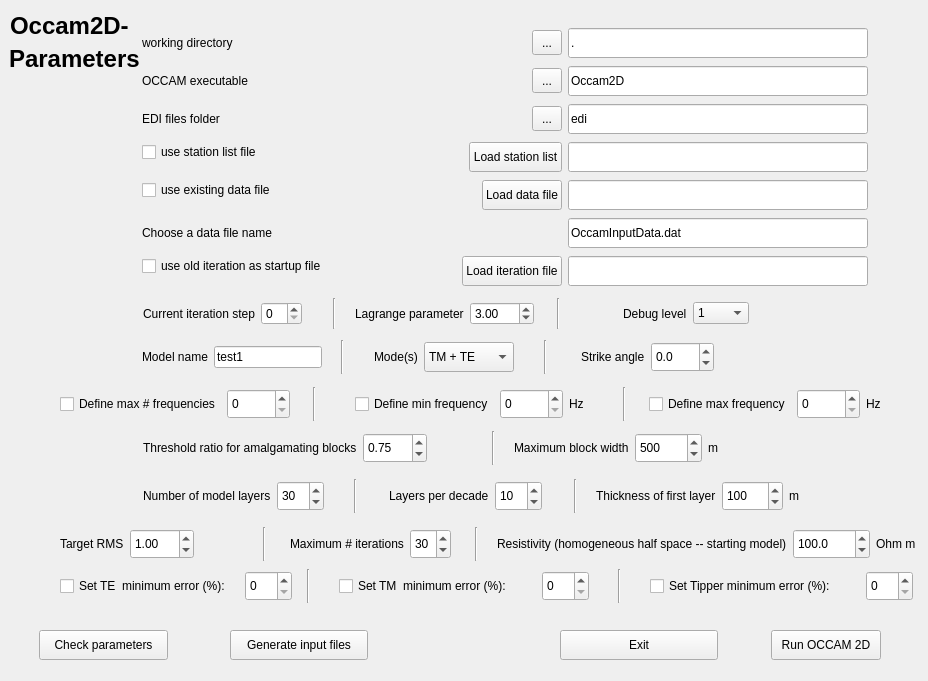
Before: the Qt Designer form mtpy/utils/gui/occam2d/v1/fifthgui.ui in MTgeophysics/mtpy, drawn with Qt 5.
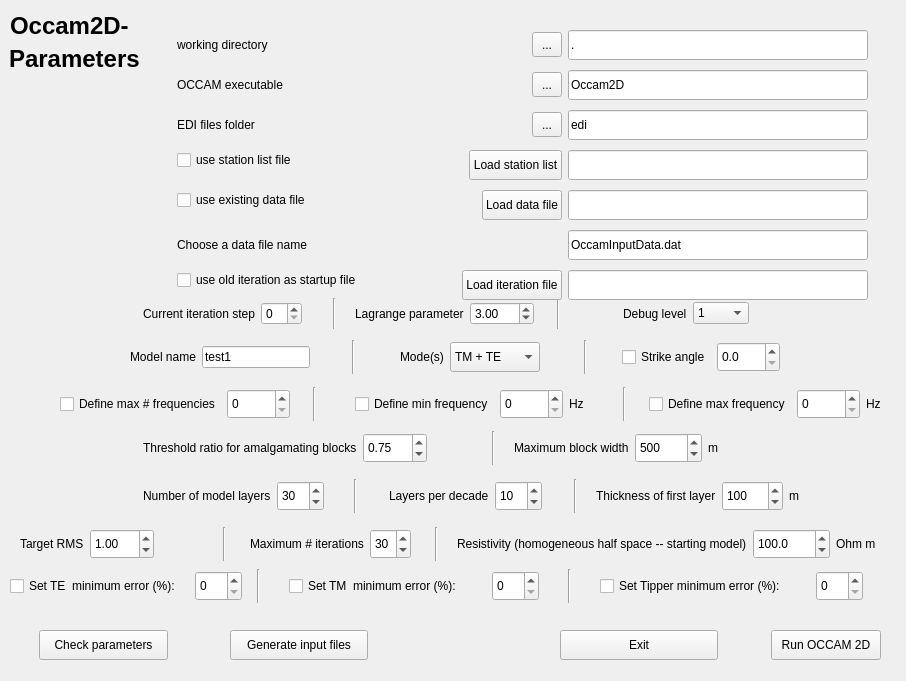
After: the same form once the commit is applied.

Commit message: occam gui: updated, included "strike" check box

```diff
--- a/mtpy/utils/gui/occam2d/v1/fifthgui.ui
+++ b/mtpy/utils/gui/occam2d/v1/fifthgui.ui
@@ -6,7 +6,7 @@
    <rect>
     <x>0</x>
     <y>0</y>
-    <width>928</width>
+    <width>906</width>
     <height>681</height>
    </rect>
   </property>
@@ -176,13 +176,16 @@
   <widget class="QWidget" name="layoutWidget">
    <property name="geometry">
     <rect>
-     <x>142</x>
+     <x>177</x>
      <y>26</y>
-     <width>726</width>
-     <height>262</height>
+     <width>691</width>
+     <height>285</height>
     </rect>
    </property>
    <layout class="QFormLayout" name="formLayout_9">
+    <property name="fieldGrowthPolicy">
+     <enum>QFormLayout::AllNonFixedFieldsGrow</enum>
+    </property>
     <item row="0" column="0">
      <layout class="QHBoxLayout" name="horizontalLayout_8">
       <item>
@@ -1259,7 +1262,7 @@
   <widget class="QWidget" name="layoutWidget">
    <property name="geometry">
     <rect>
-     <x>60</x>
+     <x>10</x>
      <y>569</y>
      <width>876</width>
      <height>34</height>
@@ -1545,7 +1548,7 @@
   <widget class="QWidget" name="layoutWidget">
    <property name="geometry">
     <rect>
-     <x>60</x>
+     <x>20</x>
      <y>527</y>
      <width>856</width>
      <height>34</height>
@@ -1933,263 +1936,6 @@
     </item>
    </layout>
   </widget>
-  <widget class="QWidget" name="layoutWidget">
-   <property name="geometry">
-    <rect>
-     <x>142</x>
-     <y>340</y>
-     <width>599</width>
-     <height>34</height>
-    </rect>
-   </property>
-   <layout class="QHBoxLayout" name="horizontalLayout_29">
-    <item>
-     <layout class="QHBoxLayout" name="horizontalLayout_17">
-      <item>
-       <widget class="QLabel" name="label_7">
-        <property name="text">
-         <string>Model name</string>
-        </property>
-       </widget>
-      </item>
-      <item>
-       <widget class="QLineEdit" name="lineEdit_modelname">
-        <property name="sizePolicy">
-         <sizepolicy hsizetype="MinimumExpanding" vsizetype="Fixed">
-          <horstretch>0</horstretch>
-          <verstretch>0</verstretch>
-         </sizepolicy>
-        </property>
-        <property name="text">
-         <string>test1</string>
-        </property>
-       </widget>
-      </item>
-      <item>
-       <spacer name="horizontalSpacer_25">
-        <property name="orientation">
-         <enum>Qt::Horizontal</enum>
-        </property>
-        <property name="sizeHint" stdset="0">
-         <size>
-          <width>13</width>
-          <height>20</height>
-         </size>
-        </property>
-       </spacer>
-      </item>
-     </layout>
-    </item>
-    <item>
-     <widget class="Line" name="line_10">
-      <property name="orientation">
-       <enum>Qt::Vertical</enum>
-      </property>
-     </widget>
-    </item>
-    <item>
-     <layout class="QHBoxLayout" name="horizontalLayout_21">
-      <item>
-       <spacer name="horizontalSpacer_8">
-        <property name="orientation">
-         <enum>Qt::Horizontal</enum>
-        </property>
-        <property name="sizeHint" stdset="0">
-         <size>
-          <width>17</width>
-          <height>20</height>
-         </size>
-        </property>
-       </spacer>
-      </item>
-      <item>
-       <widget class="QLabel" name="label_8">
-        <property name="sizePolicy">
-         <sizepolicy hsizetype="MinimumExpanding" vsizetype="Preferred">
-          <horstretch>0</horstretch>
-          <verstretch>0</verstretch>
-         </sizepolicy>
-        </property>
-        <property name="maximumSize">
-         <size>
-          <width>50</width>
-          <height>16777215</height>
-         </size>
-        </property>
-        <property name="text">
-         <string>Mode(s)</string>
-        </property>
-        <property name="alignment">
-         <set>Qt::AlignLeading|Qt::AlignLeft|Qt::AlignVCenter</set>
-        </property>
-       </widget>
-      </item>
-      <item>
-       <widget class="QComboBox" name="comboBox_mode">
-        <property name="enabled">
-         <bool>true</bool>
-        </property>
-        <property name="sizePolicy">
-         <sizepolicy hsizetype="Preferred" vsizetype="MinimumExpanding">
-          <horstretch>0</horstretch>
-          <verstretch>0</verstretch>
-         </sizepolicy>
-        </property>
-        <property name="minimumSize">
-         <size>
-          <width>90</width>
-          <height>25</height>
-         </size>
-        </property>
-        <property name="maximumSize">
-         <size>
-          <width>16777215</width>
-          <height>30</height>
-         </size>
-        </property>
-        <property name="frame">
-         <bool>true</bool>
-        </property>
-        <item>
-         <property name="text">
-          <string>TM + TE</string>
-         </property>
-        </item>
-        <item>
-         <property name="text">
-          <string>TM</string>
-         </property>
-        </item>
-        <item>
-         <property name="text">
-          <string>TE</string>
-         </property>
-        </item>
-        <item>
-         <property name="text">
-          <string>Tipper</string>
-         </property>
-        </item>
-        <item>
-         <property name="text">
-          <string>All</string>
-         </property>
-        </item>
-       </widget>
-      </item>
-      <item>
-       <spacer name="horizontalSpacer_26">
-        <property name="orientation">
-         <enum>Qt::Horizontal</enum>
-        </property>
-        <property name="sizeHint" stdset="0">
-         <size>
-          <width>13</width>
-          <height>20</height>
-         </size>
-        </property>
-       </spacer>
-      </item>
-     </layout>
-    </item>
-    <item>
-     <widget class="Line" name="line_11">
-      <property name="orientation">
-       <enum>Qt::Vertical</enum>
-      </property>
-     </widget>
-    </item>
-    <item>
-     <layout class="QHBoxLayout" name="horizontalLayout_28">
-      <item>
-       <spacer name="horizontalSpacer_28">
-        <property name="orientation">
-         <enum>Qt::Horizontal</enum>
-        </property>
-        <property name="sizeHint" stdset="0">
-         <size>
-          <width>13</width>
-          <height>20</height>
-         </size>
-        </property>
-       </spacer>
-      </item>
-      <item>
-       <widget class="QLabel" name="label_23">
-        <property name="frameShape">
-         <enum>QFrame::NoFrame</enum>
-        </property>
-        <property name="frameShadow">
-         <enum>QFrame::Plain</enum>
-        </property>
-        <property name="text">
-         <string>Strike angle</string>
-        </property>
-        <property name="alignment">
-         <set>Qt::AlignLeading|Qt::AlignLeft|Qt::AlignVCenter</set>
-        </property>
-        <property name="indent">
-         <number>0</number>
-        </property>
-        <property name="buddy">
-         <cstring>doubleSpinBox_strike</cstring>
-        </property>
-       </widget>
-      </item>
-      <item>
-       <widget class="QDoubleSpinBox" name="doubleSpinBox_strike">
-        <property name="sizePolicy">
-         <sizepolicy hsizetype="Minimum" vsizetype="Fixed">
-          <horstretch>0</horstretch>
-          <verstretch>0</verstretch>
-         </sizepolicy>
-        </property>
-        <property name="minimumSize">
-         <size>
-          <width>63</width>
-          <height>30</height>
-         </size>
-        </property>
-        <property name="maximumSize">
-         <size>
-          <width>16777215</width>
-          <height>30</height>
-         </size>
-        </property>
-        <property name="alignment">
-         <set>Qt::AlignLeading|Qt::AlignLeft|Qt::AlignVCenter</set>
-        </property>
-        <property name="decimals">
-         <number>1</number>
-        </property>
-        <property name="minimum">
-         <double>-180.000000000000000</double>
-        </property>
-        <property name="maximum">
-         <double>360.000000000000000</double>
-        </property>
-        <property name="singleStep">
-         <double>1.000000000000000</double>
-        </property>
-       </widget>
-      </item>
-      <item>
-       <spacer name="horizontalSpacer_29">
-        <property name="orientation">
-         <enum>Qt::Horizontal</enum>
-        </property>
-        <property name="sizeHint" stdset="0">
-         <size>
-          <width>13</width>
-          <height>20</height>
-         </size>
-        </property>
-       </spacer>
-      </item>
-     </layout>
-    </item>
-   </layout>
-  </widget>
   <widget class="QWidget" name="layoutWidget">
    <property name="geometry">
     <rect>
@@ -2348,6 +2094,248 @@
     </item>
    </layout>
   </widget>
+  <widget class="QWidget" name="">
+   <property name="geometry">
+    <rect>
+     <x>130</x>
+     <y>340</y>
+     <width>679</width>
+     <height>34</height>
+    </rect>
+   </property>
+   <layout class="QHBoxLayout" name="horizontalLayout_29">
+    <item>
+     <layout class="QHBoxLayout" name="horizontalLayout_17">
+      <item>
+       <widget class="QLabel" name="label_7">
+        <property name="text">
+         <string>Model name</string>
+        </property>
+       </widget>
+      </item>
+      <item>
+       <widget class="QLineEdit" name="lineEdit_modelname">
+        <property name="sizePolicy">
+         <sizepolicy hsizetype="MinimumExpanding" vsizetype="Fixed">
+          <horstretch>0</horstretch>
+          <verstretch>0</verstretch>
+         </sizepolicy>
+        </property>
+        <property name="text">
+         <string>test1</string>
+        </property>
+       </widget>
+      </item>
+      <item>
+       <spacer name="horizontalSpacer_25">
+        <property name="orientation">
+         <enum>Qt::Horizontal</enum>
+        </property>
+        <property name="sizeHint" stdset="0">
+         <size>
+          <width>13</width>
+          <height>27</height>
+         </size>
+        </property>
+       </spacer>
+      </item>
+     </layout>
+    </item>
+    <item>
+     <widget class="Line" name="line_10">
+      <property name="orientation">
+       <enum>Qt::Vertical</enum>
+      </property>
+     </widget>
+    </item>
+    <item>
+     <layout class="QHBoxLayout" name="horizontalLayout_21">
+      <item>
+       <spacer name="horizontalSpacer_8">
+        <property name="orientation">
+         <enum>Qt::Horizontal</enum>
+        </property>
+        <property name="sizeHint" stdset="0">
+         <size>
+          <width>13</width>
+          <height>27</height>
+         </size>
+        </property>
+       </spacer>
+      </item>
+      <item>
+       <widget class="QLabel" name="label_8">
+        <property name="sizePolicy">
+         <sizepolicy hsizetype="MinimumExpanding" vsizetype="Preferred">
+          <horstretch>0</horstretch>
+          <verstretch>0</verstretch>
+         </sizepolicy>
+        </property>
+        <property name="maximumSize">
+         <size>
+          <width>50</width>
+          <height>16777215</height>
+         </size>
+        </property>
+        <property name="text">
+         <string>Mode(s)</string>
+        </property>
+        <property name="alignment">
+         <set>Qt::AlignLeading|Qt::AlignLeft|Qt::AlignVCenter</set>
+        </property>
+       </widget>
+      </item>
+      <item>
+       <widget class="QComboBox" name="comboBox_mode">
+        <property name="enabled">
+         <bool>true</bool>
+        </property>
+        <property name="sizePolicy">
+         <sizepolicy hsizetype="Preferred" vsizetype="MinimumExpanding">
+          <horstretch>0</horstretch>
+          <verstretch>0</verstretch>
+         </sizepolicy>
+        </property>
+        <property name="minimumSize">
+         <size>
+          <width>90</width>
+          <height>25</height>
+         </size>
+        </property>
+        <property name="maximumSize">
+         <size>
+          <width>16777215</width>
+          <height>30</height>
+         </size>
+        </property>
+        <property name="frame">
+         <bool>true</bool>
+        </property>
+        <item>
+         <property name="text">
+          <string>TM + TE</string>
+         </property>
+        </item>
+        <item>
+         <property name="text">
+          <string>TM</string>
+         </property>
+        </item>
+        <item>
+         <property name="text">
+          <string>TE</string>
+         </property>
+        </item>
+        <item>
+         <property name="text">
+          <string>Tipper</string>
+         </property>
+        </item>
+        <item>
+         <property name="text">
+          <string>All</string>
+         </property>
+        </item>
+       </widget>
+      </item>
+      <item>
+       <spacer name="horizontalSpacer_26">
+        <property name="orientation">
+         <enum>Qt::Horizontal</enum>
+        </property>
+        <property name="sizeHint" stdset="0">
+         <size>
+          <width>13</width>
+          <height>27</height>
+         </size>
+        </property>
+       </spacer>
+      </item>
+     </layout>
+    </item>
+    <item>
+     <widget class="Line" name="line_11">
+      <property name="orientation">
+       <enum>Qt::Vertical</enum>
+      </property>
+     </widget>
+    </item>
+    <item>
+     <layout class="QHBoxLayout" name="horizontalLayout_28">
+      <item>
+       <spacer name="horizontalSpacer_28">
+        <property name="orientation">
+         <enum>Qt::Horizontal</enum>
+        </property>
+        <property name="sizeHint" stdset="0">
+         <size>
+          <width>13</width>
+          <height>27</height>
+         </size>
+        </property>
+       </spacer>
+      </item>
+      <item>
+       <widget class="QCheckBox" name="checkBox">
+        <property name="text">
+         <string>Strike angle</string>
+        </property>
+       </widget>
+      </item>
+      <item>
+       <widget class="QDoubleSpinBox" name="doubleSpinBox_strike">
+        <property name="sizePolicy">
+         <sizepolicy hsizetype="Minimum" vsizetype="Fixed">
+          <horstretch>0</horstretch>
+          <verstretch>0</verstretch>
+         </sizepolicy>
+        </property>
+        <property name="minimumSize">
+         <size>
+          <width>63</width>
+          <height>30</height>
+         </size>
+        </property>
+        <property name="maximumSize">
+         <size>
+          <width>16777215</width>
+          <height>30</height>
+         </size>
+        </property>
+        <property name="alignment">
+         <set>Qt::AlignLeading|Qt::AlignLeft|Qt::AlignVCenter</set>
+        </property>
+        <property name="decimals">
+         <number>1</number>
+        </property>
+        <property name="minimum">
+         <double>0.000000000000000</double>
+        </property>
+        <property name="maximum">
+         <double>179.900000000000006</double>
+        </property>
+        <property name="singleStep">
+         <double>0.100000000000000</double>
+        </property>
+       </widget>
+      </item>
+      <item>
+       <spacer name="horizontalSpacer_58">
+        <property name="orientation">
+         <enum>Qt::Horizontal</enum>
+        </property>
+        <property name="sizeHint" stdset="0">
+         <size>
+          <width>13</width>
+          <height>27</height>
+         </size>
+        </property>
+       </spacer>
+      </item>
+     </layout>
+    </item>
+   </layout>
+  </widget>
   <zorder>layoutWidget</zorder>
   <zorder>layoutWidget</zorder>
   <zorder>layoutWidget</zorder>
```
Left out of the diff: 3 changed lines with no effect on the pictures. The commit also changes 3 other files.
